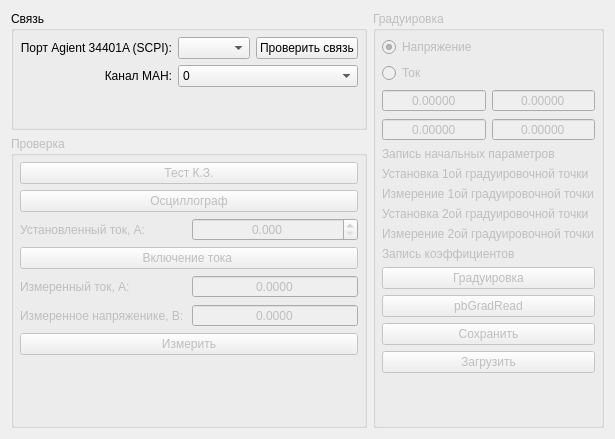
Before: the Qt Designer form graduation.ui in XRay3D/MAN2_GUI, drawn with Qt 5.
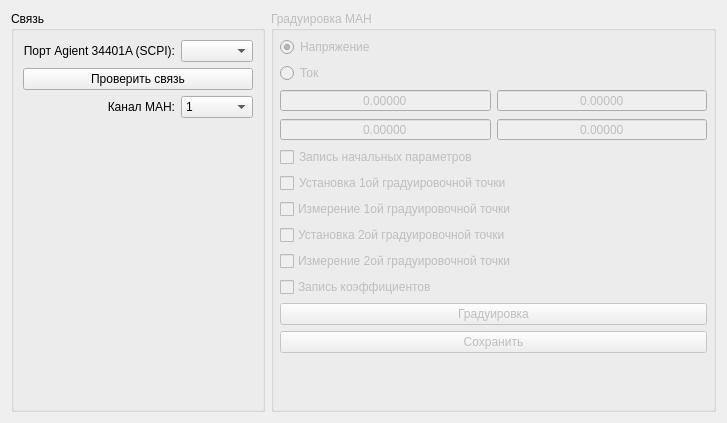
After: the same form once the commit is applied. Icons and pictures are not drawn.

Diff of the .ui file:
```diff
--- a/graduation.ui
+++ b/graduation.ui
@@ -6,36 +6,40 @@
    <rect>
     <x>0</x>
     <y>0</y>
-    <width>580</width>
-    <height>439</height>
+    <width>727</width>
+    <height>423</height>
    </rect>
   </property>
   <property name="windowTitle">
    <string>Form</string>
   </property>
-  <layout class="QGridLayout" name="gridLayout">
-   <item row="0" column="0">
+  <layout class="QHBoxLayout" name="horizontalLayout">
+   <item>
     <widget class="QGroupBox" name="groupBox_8">
+     <property name="sizePolicy">
+      <sizepolicy hsizetype="Maximum" vsizetype="Preferred">
+       <horstretch>0</horstretch>
+       <verstretch>0</verstretch>
+      </sizepolicy>
+     </property>
      <property name="title">
       <string>Связь</string>
      </property>
-     <layout class="QGridLayout" name="gridLayout_3">
-      <property name="leftMargin">
-       <number>6</number>
-      </property>
-      <property name="topMargin">
-       <number>6</number>
-      </property>
-      <property name="rightMargin">
-       <number>6</number>
-      </property>
-      <property name="bottomMargin">
-       <number>6</number>
-      </property>
-      <item row="1" column="1">
-       <widget class="QComboBox" name="cbScpi"/>
+     <layout class="QGridLayout" name="gridLayout">
+      <item row="4" column="0" colspan="2">
+       <spacer name="verticalSpacer_3">
+        <property name="orientation">
+         <enum>Qt::Vertical</enum>
+        </property>
+        <property name="sizeHint" stdset="0">
+         <size>
+          <width>20</width>
+          <height>40</height>
+         </size>
+        </property>
+       </spacer>
       </item>
-      <item row="1" column="0">
+      <item row="0" column="0">
        <widget class="QLabel" name="label_3">
         <property name="text">
          <string>Порт Agient 34401A (SCPI):</string>
@@ -45,20 +49,28 @@
         </property>
        </widget>
       </item>
-      <item row="1" column="2">
-       <widget class="QPushButton" name="pbCheckConnectionScpi">
+      <item row="0" column="1">
+       <widget class="QComboBox" name="cbxScpi"/>
+      </item>
+      <item row="1" column="0" colspan="2">
+       <widget class="QPushButton" name="pbPingScpi">
         <property name="text">
          <string>Проверить связь</string>
         </property>
        </widget>
       </item>
-      <item row="2" column="1" colspan="2">
-       <widget class="QComboBox" name="cbChannelMan">
-        <item>
-         <property name="text">
-          <string>0</string>
-         </property>
-        </item>
+      <item row="2" column="0">
+       <widget class="QLabel" name="label_4">
+        <property name="text">
+         <string>Канал МАН:</string>
+        </property>
+        <property name="alignment">
+         <set>Qt::AlignRight|Qt::AlignTrailing|Qt::AlignVCenter</set>
+        </property>
+       </widget>
+      </item>
+      <item row="2" column="1">
+       <widget class="QComboBox" name="cbManCh">
         <item>
          <property name="text">
           <string>1</string>
@@ -101,39 +113,16 @@
         </item>
        </widget>
       </item>
-      <item row="2" column="0">
-       <widget class="QLabel" name="label_4">
-        <property name="text">
-         <string>Канал МАН:</string>
-        </property>
-        <property name="alignment">
-         <set>Qt::AlignRight|Qt::AlignTrailing|Qt::AlignVCenter</set>
-        </property>
-       </widget>
-      </item>
-      <item row="3" column="0" colspan="3">
-       <spacer name="verticalSpacer_3">
-        <property name="orientation">
-         <enum>Qt::Vertical</enum>
-        </property>
-        <property name="sizeHint" stdset="0">
-         <size>
-          <width>20</width>
-          <height>40</height>
-         </size>
-        </property>
-       </spacer>
-      </item>
      </layout>
     </widget>
    </item>
-   <item row="0" column="1" rowspan="2">
+   <item>
     <widget class="QGroupBox" name="groupBoxGrad">
      <property name="enabled">
       <bool>false</bool>
      </property>
      <property name="title">
-      <string>Градуировка </string>
+      <string>Градуировка МАН</string>
      </property>
      <layout class="QGridLayout" name="gridLayout_5">
       <property name="leftMargin">
@@ -148,22 +137,22 @@
       <property name="bottomMargin">
        <number>6</number>
       </property>
-      <item row="7" column="0" colspan="2">
-       <widget class="QLabel" name="lblState_4">
+      <item row="10" column="0" colspan="2">
+       <widget class="QCheckBox" name="checkBox_5">
         <property name="text">
-         <string>&lt;html&gt;&lt;head/&gt;&lt;body&gt;&lt;p&gt;&lt;img src=&quot;:/res/image1.png&quot;/&gt;Установка 2ой градуировочной точки&lt;/p&gt;&lt;/body&gt;&lt;/html&gt;</string>
+         <string>￼Измерение 2ой градуировочной точки</string>
         </property>
        </widget>
       </item>
-      <item row="5" column="0" colspan="2">
-       <widget class="QLabel" name="lblState_2">
+      <item row="3" column="0" colspan="2">
+       <widget class="QRadioButton" name="rbCurrent">
         <property name="text">
-         <string>&lt;html&gt;&lt;head/&gt;&lt;body&gt;&lt;p&gt;&lt;img src=&quot;:/res/image1.png&quot;/&gt;Установка 1ой градуировочной точки&lt;/p&gt;&lt;/body&gt;&lt;/html&gt;</string>
+         <string>Ток</string>
         </property>
        </widget>
       </item>
-      <item row="2" column="1">
-       <widget class="QDoubleSpinBox" name="doubleSpinBox_3">
+      <item row="5" column="1">
+       <widget class="QDoubleSpinBox" name="dsbxSet_2">
         <property name="alignment">
          <set>Qt::AlignCenter</set>
         </property>
@@ -184,8 +173,58 @@
         </property>
        </widget>
       </item>
-      <item row="0" column="0" colspan="2">
-       <widget class="QRadioButton" name="radioButtonVoltage">
+      <item row="4" column="0">
+       <widget class="QDoubleSpinBox" name="dsbxMeasure_1">
+        <property name="alignment">
+         <set>Qt::AlignCenter</set>
+        </property>
+        <property name="readOnly">
+         <bool>true</bool>
+        </property>
+        <property name="buttonSymbols">
+         <enum>QAbstractSpinBox::NoButtons</enum>
+        </property>
+        <property name="accelerated">
+         <bool>true</bool>
+        </property>
+        <property name="keyboardTracking">
+         <bool>false</bool>
+        </property>
+        <property name="decimals">
+         <number>5</number>
+        </property>
+        <property name="maximum">
+         <double>999.990000000000009</double>
+        </property>
+       </widget>
+      </item>
+      <item row="4" column="1">
+       <widget class="QDoubleSpinBox" name="dsbxSet_1">
+        <property name="alignment">
+         <set>Qt::AlignCenter</set>
+        </property>
+        <property name="readOnly">
+         <bool>true</bool>
+        </property>
+        <property name="buttonSymbols">
+         <enum>QAbstractSpinBox::NoButtons</enum>
+        </property>
+        <property name="accelerated">
+         <bool>true</bool>
+        </property>
+        <property name="keyboardTracking">
+         <bool>false</bool>
+        </property>
+        <property name="decimals">
+         <number>5</number>
+        </property>
+        <property name="maximum">
+         <double>999.990000000000009</double>
+        </property>
+       </widget>
+      </item>
+      <item row="2" column="0" colspan="2">
+       <widget class="QRadioButton" name="rbVoltage">
         <property name="text">
          <string>Напряжение</string>
         </property>
@@ -194,6 +233,35 @@
         </property>
        </widget>
       </item>
+      <item row="8" column="0" colspan="2">
+       <widget class="QCheckBox" name="checkBox_3">
+        <property name="text">
+         <string>￼Измерение 1ой градуировочной точки</string>
+        </property>
+       </widget>
+      </item>
+      <item row="5" column="0">
+       <widget class="QDoubleSpinBox" name="dsbxMeasure_2">
+        <property name="alignment">
+         <set>Qt::AlignCenter</set>
+        </property>
+        <property name="readOnly">
+         <bool>true</bool>
+        </property>
+        <property name="buttonSymbols">
+         <enum>QAbstractSpinBox::NoButtons</enum>
+        </property>
+        <property name="accelerated">
+         <bool>true</bool>
+        </property>
+        <property name="keyboardTracking">
+         <bool>false</bool>
+        </property>
+        <property name="decimals">
+         <number>5</number>
+        </property>
+       </widget>
+      </item>
       <item row="14" column="0" colspan="2">
        <spacer name="verticalSpacer_2">
         <property name="orientation">
@@ -207,327 +275,51 @@
         </property>
        </spacer>
       </item>
-      <item row="3" column="1">
-       <widget class="QDoubleSpinBox" name="doubleSpinBox_5">
-        <property name="alignment">
-         <set>Qt::AlignCenter</set>
-        </property>
-        <property name="readOnly">
-         <bool>true</bool>
-        </property>
-        <property name="buttonSymbols">
-         <enum>QAbstractSpinBox::NoButtons</enum>
-        </property>
-        <property name="accelerated">
-         <bool>true</bool>
-        </property>
-        <property name="keyboardTracking">
-         <bool>false</bool>
-        </property>
-        <property name="decimals">
-         <number>5</number>
-        </property>
-       </widget>
-      </item>
-      <item row="10" column="0" colspan="2">
-       <widget class="QPushButton" name="pbStartGrad">
+      <item row="9" column="0" colspan="2">
+       <widget class="QCheckBox" name="checkBox_4">
         <property name="text">
-         <string>Градуировка</string>
-        </property>
-       </widget>
-      </item>
-      <item row="8" column="0" colspan="2">
-       <widget class="QLabel" name="lblState_5">
-        <property name="text">
-         <string>&lt;html&gt;&lt;head/&gt;&lt;body&gt;&lt;p&gt;&lt;img src=&quot;:/res/image1.png&quot;/&gt;Измерение 2ой градуировочной точки&lt;/p&gt;&lt;/body&gt;&lt;/html&gt;</string>
-        </property>
-       </widget>
-      </item>
-      <item row="6" column="0" colspan="2">
-       <widget class="QLabel" name="lblState_3">
-        <property name="text">
-         <string>&lt;html&gt;&lt;head/&gt;&lt;body&gt;&lt;p&gt;&lt;img src=&quot;:/res/image1.png&quot;/&gt;Измерение 1ой градуировочной точки&lt;/p&gt;&lt;/body&gt;&lt;/html&gt;</string>
-        </property>
-       </widget>
-      </item>
-      <item row="1" column="0" colspan="2">
-       <widget class="QRadioButton" name="radioButtonCurrent">
-        <property name="text">
-         <string>Ток</string>
+         <string>￼Установка 2ой градуировочной точки</string>
         </property>
        </widget>
       </item>
       <item row="11" column="0" colspan="2">
-       <widget class="QPushButton" name="pbGradRead">
+       <widget class="QCheckBox" name="checkBox_6">
         <property name="text">
-         <string>pbGradRead</string>
+         <string>￼Запись коэффициентов</string>
         </property>
        </widget>
       </item>
-      <item row="9" column="0" colspan="2">
-       <widget class="QLabel" name="lblState_6">
+      <item row="7" column="0" colspan="2">
+       <widget class="QCheckBox" name="checkBox_2">
         <property name="text">
-         <string>&lt;html&gt;&lt;head/&gt;&lt;body&gt;&lt;p&gt;&lt;img src=&quot;:/res/image1.png&quot;/&gt;Запись коэффициентов&lt;/p&gt;&lt;/body&gt;&lt;/html&gt;</string>
-        </property>
-       </widget>
-      </item>
-      <item row="3" column="0">
-       <widget class="QDoubleSpinBox" name="doubleSpinBox_4">
-        <property name="alignment">
-         <set>Qt::AlignCenter</set>
-        </property>
-        <property name="readOnly">
-         <bool>true</bool>
-        </property>
-        <property name="buttonSymbols">
-         <enum>QAbstractSpinBox::NoButtons</enum>
-        </property>
-        <property name="accelerated">
-         <bool>true</bool>
-        </property>
-        <property name="keyboardTracking">
-         <bool>false</bool>
-        </property>
-        <property name="decimals">
-         <number>5</number>
-        </property>
-       </widget>
-      </item>
-      <item row="4" column="0" colspan="2">
-       <widget class="QLabel" name="lblState_1">
-        <property name="text">
-         <string>&lt;html&gt;&lt;head/&gt;&lt;body&gt;&lt;p&gt;&lt;img src=&quot;:/res/image1.png&quot;/&gt;Запись начальных параметров&lt;/p&gt;&lt;/body&gt;&lt;/html&gt;</string>
-        </property>
-       </widget>
-      </item>
-      <item row="2" column="0">
-       <widget class="QDoubleSpinBox" name="doubleSpinBox_2">
-        <property name="alignment">
-         <set>Qt::AlignCenter</set>
-        </property>
-        <property name="readOnly">
-         <bool>true</bool>
-        </property>
-        <property name="buttonSymbols">
-         <enum>QAbstractSpinBox::NoButtons</enum>
-        </property>
-        <property name="accelerated">
-         <bool>true</bool>
-        </property>
-        <property name="keyboardTracking">
-         <bool>false</bool>
-        </property>
-        <property name="decimals">
-         <number>5</number>
+         <string>Установка 1ой градуировочной точки</string>
         </property>
        </widget>
       </item>
       <item row="12" column="0" colspan="2">
+       <widget class="QPushButton" name="pbStartGrad">
+        <property name="text">
+         <string>Градуировка</string>
+        </property>
+       </widget>
+      </item>
+      <item row="13" column="0" colspan="2">
        <widget class="QPushButton" name="pbSave">
         <property name="text">
          <string>Сохранить</string>
         </property>
        </widget>
       </item>
-      <item row="13" column="0" colspan="2">
-       <widget class="QPushButton" name="pbLoad">
+      <item row="6" column="0" colspan="2">
+       <widget class="QCheckBox" name="checkBox_1">
         <property name="text">
-         <string>Загрузить</string>
+         <string>Запись начальных параметров</string>
         </property>
        </widget>
       </item>
      </layout>
     </widget>
    </item>
-   <item row="1" column="0">
-    <widget class="QGroupBox" name="groupBoxTest">
-     <property name="enabled">
-      <bool>false</bool>
-     </property>
-     <property name="title">
-      <string>Проверка</string>
-     </property>
-     <layout class="QGridLayout" name="gridLayout_6">
-      <property name="leftMargin">
-       <number>6</number>
-      </property>
-      <property name="topMargin">
-       <number>6</number>
-      </property>
-      <property name="rightMargin">
-       <number>6</number>
-      </property>
-      <property name="bottomMargin">
-       <number>6</number>
-      </property>
-      <item row="8" column="0">
-       <widget class="QLabel" name="label_7">
-        <property name="text">
-         <string>Измеренное напряженике, В:</string>
-        </property>
-       </widget>
-      </item>
-      <item row="0" column="0" colspan="2">
-       <widget class="QPushButton" name="cbTestShortCirc">
-        <property name="text">
-         <string>Тест К.З.</string>
-        </property>
-        <property name="checkable">
-         <bool>true</bool>
-        </property>
-       </widget>
-      </item>
-      <item row="8" column="1">
-       <widget class="QDoubleSpinBox" name="dsbMeasuredVoltage">
-        <property name="frame">
-         <bool>true</bool>
-        </property>
-        <property name="alignment">
-         <set>Qt::AlignCenter</set>
-        </property>
-        <property name="readOnly">
-         <bool>true</bool>
-        </property>
-        <property name="buttonSymbols">
-         <enum>QAbstractSpinBox::NoButtons</enum>
-        </property>
-        <property name="accelerated">
-         <bool>true</bool>
-        </property>
-        <property name="keyboardTracking">
-         <bool>false</bool>
-        </property>
-        <property name="decimals">
-         <number>4</number>
-        </property>
-       </widget>
-      </item>
-      <item row="2" column="1">
-       <widget class="QDoubleSpinBox" name="dsbSetCurrent">
-        <property name="frame">
-         <bool>true</bool>
-        </property>
-        <property name="alignment">
-         <set>Qt::AlignCenter</set>
-        </property>
-        <property name="readOnly">
-         <bool>false</bool>
-        </property>
-        <property name="buttonSymbols">
-         <enum>QAbstractSpinBox::UpDownArrows</enum>
-        </property>
-        <property name="accelerated">
-         <bool>true</bool>
-        </property>
-        <property name="keyboardTracking">
-         <bool>false</bool>
-        </property>
-        <property name="decimals">
-         <number>3</number>
-        </property>
-        <property name="maximum">
-         <double>3.500000000000000</double>
-        </property>
-        <property name="singleStep">
-         <double>0.001000000000000</double>
-        </property>
-       </widget>
-      </item>
-      <item row="3" column="0" colspan="2">
-       <widget class="QPushButton" name="pbCurrentEnable">
-        <property name="text">
-         <string>Включение тока </string>
-        </property>
-        <property name="checkable">
-         <bool>true</bool>
-        </property>
-       </widget>
-      </item>
-      <item row="2" column="0">
-       <widget class="QLabel" name="label_5">
-        <property name="text">
-         <string>Установленный ток, А:</string>
-        </property>
-       </widget>
-      </item>
-      <item row="7" column="0">
-       <widget class="QLabel" name="label_6">
-        <property name="text">
-         <string>Измеренный ток, А:</string>
-        </property>
-       </widget>
-      </item>
-      <item row="7" column="1">
-       <widget class="QDoubleSpinBox" name="dsbMeasuredCurrent">
-        <property name="frame">
-         <bool>true</bool>
-        </property>
-        <property name="alignment">
-         <set>Qt::AlignCenter</set>
-        </property>
-        <property name="readOnly">
-         <bool>true</bool>
-        </property>
-        <property name="buttonSymbols">
-         <enum>QAbstractSpinBox::NoButtons</enum>
-        </property>
-        <property name="accelerated">
-         <bool>true</bool>
-        </property>
-        <property name="keyboardTracking">
-         <bool>false</bool>
-        </property>
-        <property name="decimals">
-         <number>4</number>
-        </property>
-       </widget>
-      </item>
-      <item row="1" column="0" colspan="2">
-       <widget class="QPushButton" name="pbOscilloscope">
-        <property name="text">
-         <string>Осциллограф</string>
-        </property>
-        <property name="checkable">
-         <bool>true</bool>
-        </property>
-       </widget>
-      </item>
-      <item row="9" column="0" colspan="2">
-       <widget class="QPushButton" name="pbMeasure">
-        <property name="text">
-         <string>Измерить</string>
-        </property>
-       </widget>
-      </item>
-      <item row="10" column="0" colspan="2">
-       <spacer name="verticalSpacer_4">
-        <property name="orientation">
-         <enum>Qt::Vertical</enum>
-        </property>
-        <property name="sizeHint" stdset="0">
-         <size>
-          <width>20</width>
-          <height>69</height>
-         </size>
-        </property>
-       </spacer>
-      </item>
-     </layout>
-    </widget>
-   </item>
-   <item row="2" column="0">
-    <spacer name="verticalSpacer">
-     <property name="orientation">
-      <enum>Qt::Vertical</enum>
-     </property>
-     <property name="sizeHint" stdset="0">
-      <size>
-       <width>20</width>
-       <height>1</height>
-      </size>
-     </property>
-    </spacer>
-   </item>
   </layout>
  </widget>
  <resources/>
```
Left out of the diff: 5 changed lines with no effect on the pictures.
